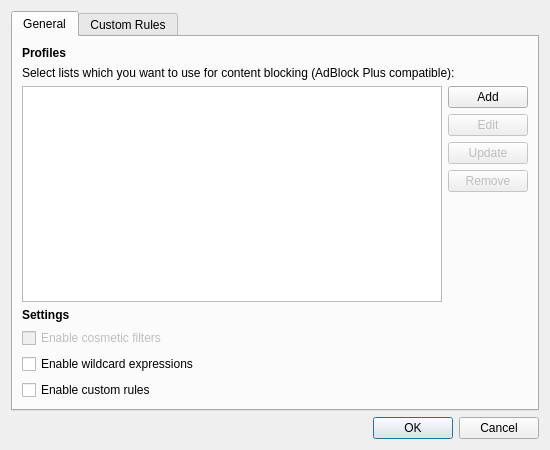
Above: src/ui/preferences/ContentBlockingDialog.ui from OtterBrowser/otter-browser before the change. Below: the same form after it.
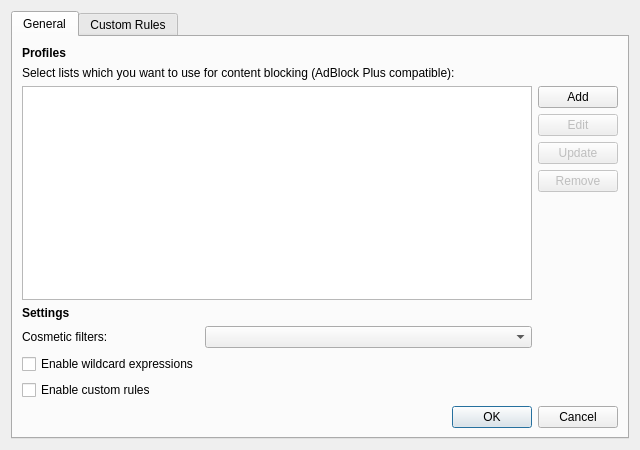
That is the form after the change. Custom widgets are drawn as their Qt base class.

Commit message: [Content Blocking] Allow to configure cosmetic filters, fixes #1207

```diff
--- a/src/ui/preferences/ContentBlockingDialog.ui
+++ b/src/ui/preferences/ContentBlockingDialog.ui
@@ -6,7 +6,7 @@
    <rect>
     <x>0</x>
     <y>0</y>
-    <width>550</width>
+    <width>640</width>
     <height>450</height>
    </rect>
   </property>
@@ -23,7 +23,7 @@
       <attribute name="title">
        <string>General</string>
       </attribute>
-      <layout class="QVBoxLayout" name="profilesVerticalLayout">
+      <layout class="QVBoxLayout" name="generalVerticalLayout">
        <item>
         <widget class="QLabel" name="profilesHeaderLabel">
          <property name="font">
@@ -50,6 +50,8 @@
        <item>
         <layout class="QHBoxLayout" name="profilesHorizontalLayout">
          <item>
+          <layout class="QVBoxLayout" name="profilesVerticalLayout">
+           <item>
           <widget class="Otter::ItemViewWidget" name="profilesViewWidget">
            <property name="sizeAdjustPolicy">
             <enum>QAbstractScrollArea::AdjustIgnored</enum>
@@ -69,6 +71,49 @@
           </widget>
          </item>
          <item>
+            <widget class="QLabel" name="settingsHeaderLabel">
+             <property name="font">
+              <font>
+               <weight>75</weight>
+               <bold>true</bold>
+              </font>
+             </property>
+             <property name="text">
+              <string>Settings</string>
+             </property>
+            </widget>
+           </item>
+           <item>
+            <layout class="QFormLayout" name="settingsFormLayout">
+             <item row="1" column="0">
+              <widget class="QLabel" name="cosmeticFiltersLabel">
+               <property name="text">
+                <string>Cosmetic filters:</string>
+               </property>
+              </widget>
+             </item>
+             <item row="1" column="1">
+              <widget class="QComboBox" name="cosmeticFiltersComboBox"/>
+             </item>
+             <item row="2" column="0">
+              <widget class="QCheckBox" name="enableWildcardsCheckBox">
+               <property name="text">
+                <string>Enable wildcard expressions</string>
+               </property>
+              </widget>
+             </item>
+             <item row="3" column="0">
+              <widget class="QCheckBox" name="enableCustomRulesCheckBox">
+               <property name="text">
+                <string>Enable custom rules</string>
+               </property>
+              </widget>
+             </item>
+            </layout>
+           </item>
+          </layout>
+         </item>
+         <item>
           <layout class="QVBoxLayout" name="profilesButtonsLayout" stretch="0,0,0,0,1">
            <item>
             <widget class="QPushButton" name="addProfileButton">
@@ -125,39 +170,12 @@
         </layout>
        </item>
        <item>
-        <widget class="QLabel" name="settingsHeaderLabel">
-         <property name="font">
-          <font>
-           <weight>75</weight>
-           <bold>true</bold>
-          </font>
+        <widget class="QDialogButtonBox" name="confirmButtonBox">
+         <property name="orientation">
+          <enum>Qt::Horizontal</enum>
          </property>
-         <property name="text">
-          <string>Settings</string>
-         </property>
-        </widget>
-       </item>
-       <item>
-        <widget class="QCheckBox" name="enableCosmeticFiltersCheckBox">
-         <property name="enabled">
-          <bool>false</bool>
-         </property>
-         <property name="text">
-          <string>Enable cosmetic filters</string>
-         </property>
-        </widget>
-       </item>
-       <item>
-        <widget class="QCheckBox" name="enableWildcardsCheckBox">
-         <property name="text">
-          <string>Enable wildcard expressions</string>
-         </property>
-        </widget>
-       </item>
-       <item>
-        <widget class="QCheckBox" name="enableCustomRulesCheckBox">
-         <property name="text">
-          <string>Enable custom rules</string>
+         <property name="standardButtons">
+          <set>QDialogButtonBox::Cancel|QDialogButtonBox::Ok</set>
          </property>
         </widget>
        </item>
@@ -224,16 +242,6 @@
      </widget>
     </widget>
    </item>
-   <item>
-    <widget class="QDialogButtonBox" name="confirmButtonBox">
-     <property name="orientation">
-      <enum>Qt::Horizontal</enum>
-     </property>
-     <property name="standardButtons">
-      <set>QDialogButtonBox::Cancel|QDialogButtonBox::Ok</set>
-     </property>
-    </widget>
-   </item>
   </layout>
  </widget>
  <customwidgets>
```
Lines whose indentation alone changed are shown as unchanged. The commit also changes 7 other files.
